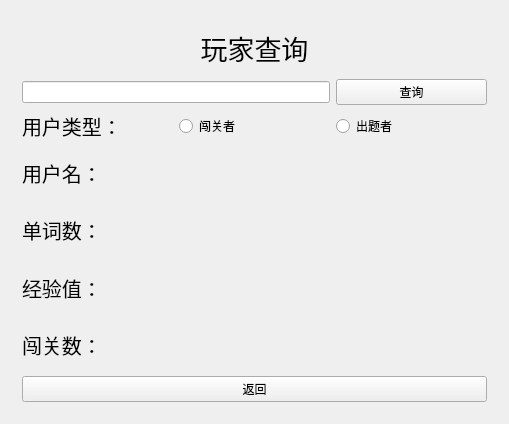
Qt form client/mainwindow.ui (JmPotato/Word_Breaker) before a commit.
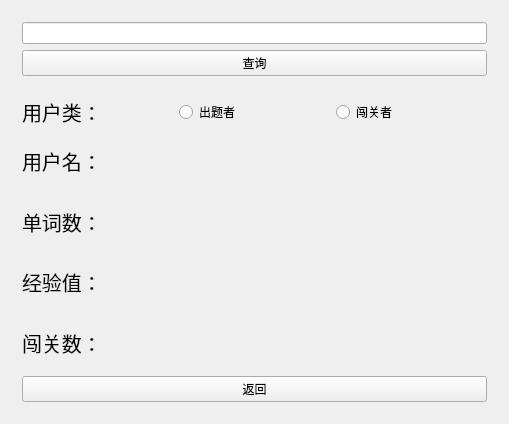
The same form after that commit.

Commit message: 调整游戏难度，优化界面

```diff
--- a/client/mainwindow.ui
+++ b/client/mainwindow.ui
@@ -331,40 +331,25 @@
       </widget>
       <widget class="QWidget" name="search">
        <layout class="QGridLayout" name="gridLayout_7">
-        <item row="1" column="1" colspan="2">
-         <widget class="QLineEdit" name="searchEdit"/>
+        <item row="9" column="1">
+         <widget class="QLabel" name="levelResultLabel">
+          <property name="font">
+           <font>
+            <pointsize>15</pointsize>
+           </font>
+          </property>
+          <property name="text">
+           <string>闯关数：</string>
+          </property>
+          <property name="alignment">
+           <set>Qt::AlignLeading|Qt::AlignLeft|Qt::AlignVCenter</set>
+          </property>
+         </widget>
         </item>
         <item row="0" column="1" colspan="3">
-         <widget class="QLabel" name="titleLabel">
-          <property name="font">
-           <font>
-            <pointsize>20</pointsize>
-           </font>
-          </property>
-          <property name="text">
-           <string>玩家查询</string>
-          </property>
-          <property name="alignment">
-           <set>Qt::AlignCenter</set>
-          </property>
-         </widget>
+         <widget class="QLineEdit" name="searchEdit"/>
         </item>
-        <item row="4" column="1" colspan="2">
-         <widget class="QLabel" name="usernameResultLabel">
-          <property name="font">
-           <font>
-            <pointsize>15</pointsize>
-           </font>
-          </property>
-          <property name="text">
-           <string>用户名：</string>
-          </property>
-          <property name="alignment">
-           <set>Qt::AlignLeading|Qt::AlignLeft|Qt::AlignVCenter</set>
-          </property>
-         </widget>
-        </item>
-        <item row="5" column="1" colspan="2">
+        <item row="7" column="1">
          <widget class="QLabel" name="markResultLabel">
           <property name="font">
            <font>
@@ -379,43 +364,42 @@
           </property>
          </widget>
         </item>
-        <item row="1" column="3">
-         <widget class="QPushButton" name="searchButton">
+        <item row="3" column="3">
+         <widget class="QRadioButton" name="breakerRadio">
           <property name="text">
-           <string>查询</string>
+           <string>闯关者</string>
           </property>
          </widget>
         </item>
-        <item row="7" column="1" colspan="2">
-         <widget class="QLabel" name="levelResultLabel">
-          <property name="font">
-           <font>
-            <pointsize>15</pointsize>
-           </font>
-          </property>
-          <property name="text">
-           <string>闯关数：</string>
-          </property>
-          <property name="alignment">
-           <set>Qt::AlignLeading|Qt::AlignLeft|Qt::AlignVCenter</set>
-          </property>
-         </widget>
-        </item>
-        <item row="4" column="3">
-         <widget class="QLabel" name="usernameResult">
+        <item row="8" column="2" colspan="2">
+         <widget class="QLabel" name="xpResult">
           <property name="text">
            <string/>
           </property>
          </widget>
         </item>
-        <item row="5" column="3">
+        <item row="10" column="1" colspan="3">
+         <widget class="QPushButton" name="searchBackButton">
+          <property name="text">
+           <string>返回</string>
+          </property>
+         </widget>
+        </item>
+        <item row="7" column="2" colspan="2">
          <widget class="QLabel" name="markResult">
           <property name="text">
            <string/>
           </property>
          </widget>
         </item>
-        <item row="6" column="1" colspan="2">
+        <item row="6" column="2" colspan="2">
+         <widget class="QLabel" name="usernameResult">
+          <property name="text">
+           <string/>
+          </property>
+         </widget>
+        </item>
+        <item row="8" column="1">
          <widget class="QLabel" name="xpResultLabel">
           <property name="font">
            <font>
@@ -430,42 +414,21 @@
           </property>
          </widget>
         </item>
-        <item row="7" column="3">
+        <item row="1" column="1" colspan="3">
+         <widget class="QPushButton" name="searchButton">
+          <property name="text">
+           <string>查询</string>
+          </property>
+         </widget>
+        </item>
+        <item row="9" column="2" colspan="2">
          <widget class="QLabel" name="levelResult">
           <property name="text">
            <string/>
           </property>
          </widget>
         </item>
-        <item row="2" column="3">
-         <widget class="QRadioButton" name="makerRadio">
-          <property name="text">
-           <string>出题者</string>
-          </property>
-         </widget>
-        </item>
-        <item row="6" column="3">
-         <widget class="QLabel" name="xpResult">
-          <property name="text">
-           <string/>
-          </property>
-         </widget>
-        </item>
-        <item row="8" column="1" colspan="3">
-         <widget class="QPushButton" name="searchBackButton">
-          <property name="text">
-           <string>返回</string>
-          </property>
-         </widget>
-        </item>
-        <item row="2" column="2">
-         <widget class="QRadioButton" name="breakerRadio">
-          <property name="text">
-           <string>闯关者</string>
-          </property>
-         </widget>
-        </item>
-        <item row="2" column="1">
+        <item row="3" column="1">
          <widget class="QLabel" name="label">
           <property name="font">
            <font>
@@ -473,10 +436,48 @@
            </font>
           </property>
           <property name="text">
-           <string>用户类型：</string>
+           <string>用户类：</string>
           </property>
          </widget>
         </item>
+        <item row="6" column="1">
+         <widget class="QLabel" name="usernameResultLabel">
+          <property name="font">
+           <font>
+            <pointsize>15</pointsize>
+           </font>
+          </property>
+          <property name="text">
+           <string>用户名：</string>
+          </property>
+          <property name="alignment">
+           <set>Qt::AlignLeading|Qt::AlignLeft|Qt::AlignVCenter</set>
+          </property>
+         </widget>
+        </item>
+        <item row="3" column="2">
+         <widget class="QRadioButton" name="makerRadio">
+          <property name="text">
+           <string>出题者</string>
+          </property>
+         </widget>
+        </item>
+        <item row="2" column="1" colspan="3">
+         <spacer name="verticalSpacer">
+          <property name="orientation">
+           <enum>Qt::Vertical</enum>
+          </property>
+          <property name="sizeType">
+           <enum>QSizePolicy::Fixed</enum>
+          </property>
+          <property name="sizeHint" stdset="0">
+           <size>
+            <width>20</width>
+            <height>15</height>
+           </size>
+          </property>
+         </spacer>
+        </item>
        </layout>
       </widget>
      </widget>
```
Left out of the diff: 131 changed lines with no effect on the pictures. The commit also changes 2 other files.
